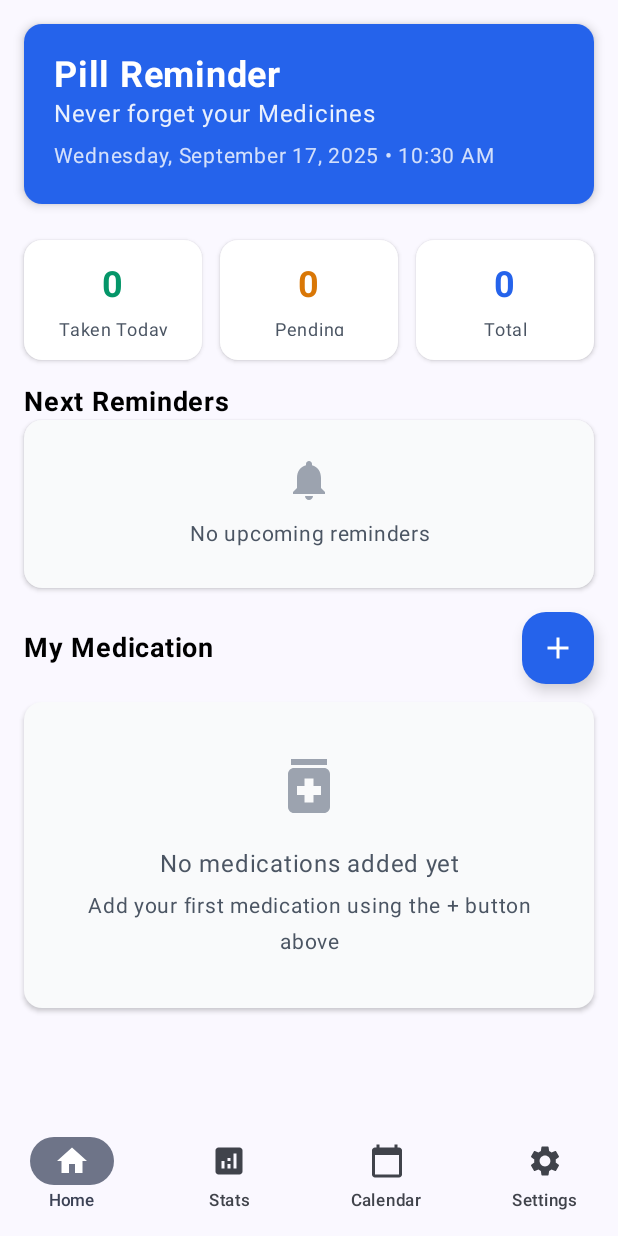
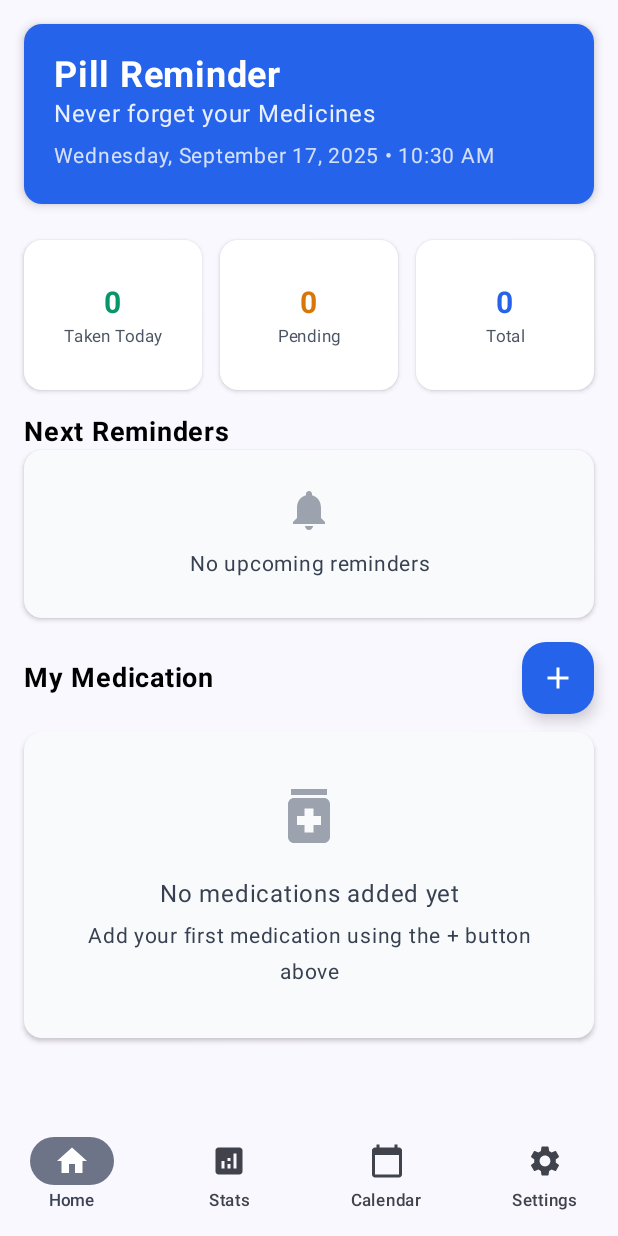
Before and after one commit to wahidsuman/Pill-, an Android app built with Jetpack Compose: the screen it shows after launch (MainActivity), on a phone screen of 412 x 824 dp. Run offline under Robolectric (Android 15) with nearby library versions, the phone set to English and light mode, and no system bars; our stand-ins replace Dagger/Hilt's generated code, Room's generated code.

Commit message:
Checkpoint before follow-up message
Co-authored-by: wahidsuman <wahidsuman@gmail.com>

```diff
--- a/app/src/main/java/com/pilltracker/app/ui/screens/HomeScreen.kt
+++ b/app/src/main/java/com/pilltracker/app/ui/screens/HomeScreen.kt
@@ -146,29 +146,31 @@ fun StatBox(
     modifier: Modifier = Modifier
 ) {
     Card(
-        modifier = modifier.height(80.dp),
+        modifier = modifier.height(100.dp),
         colors = CardDefaults.cardColors(containerColor = Color.White),
         elevation = CardDefaults.cardElevation(defaultElevation = 2.dp)
     ) {
         Column(
             modifier = Modifier
                 .fillMaxSize()
-                .padding(16.dp),
+                .padding(12.dp),
             horizontalAlignment = Alignment.CenterHorizontally,
             verticalArrangement = Arrangement.Center
         ) {
             Text(
                 text = value,
-                fontSize = 24.sp,
+                fontSize = 20.sp,
                 fontWeight = FontWeight.Bold,
                 color = color
             )
             Spacer(modifier = Modifier.height(4.dp))
             Text(
                 text = title,
-                fontSize = 12.sp,
+                fontSize = 11.sp,
                 color = Gray600,
-                textAlign = TextAlign.Center
+                textAlign = TextAlign.Center,
+                maxLines = 2,
+                lineHeight = 12.sp
             )
         }
     }
@@ -197,7 +199,11 @@ fun NextRemindersSection(
             )
             if (pills.filter { !it.taken }.size > 3) {
                 TextButton(onClick = { /* Navigate to see all reminders */ }) {
-                    Text("See More")
+                    Text(
+                        text = "See More",
+                        color = Blue600,
+                        fontWeight = FontWeight.Medium
+                    )
                 }
             }
         }
@@ -224,7 +230,7 @@ fun NextRemindersSection(
                     Text(
                         text = "No upcoming reminders",
                         fontSize = 14.sp,
-                        color = Gray600,
+                        color = Gray700,
                         textAlign = TextAlign.Center
                     )
                 }
@@ -330,13 +336,13 @@ fun MyMedicationSection(
                     Text(
                         text = "No medications added yet",
                         fontSize = 16.sp,
-                        color = Gray600,
+                        color = Gray700,
                         textAlign = TextAlign.Center
                     )
                     Text(
                         text = "Add your first medication using the + button above",
                         fontSize = 14.sp,
-                        color = Gray600,
+                        color = Gray700,
                         textAlign = TextAlign.Center,
                         modifier = Modifier.padding(top = 4.dp)
                     )
```
Also changed, not shown: app/src/main/java/com/pilltracker/app/ui/components/AddPillModal.kt (+11 -1 lines).
